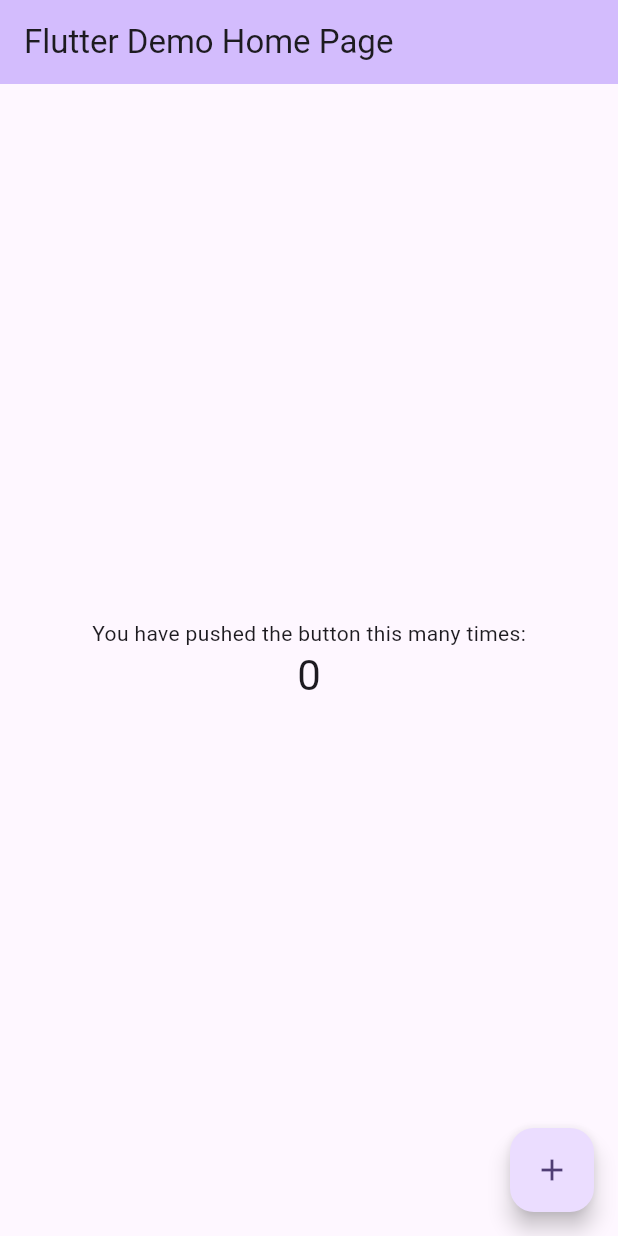
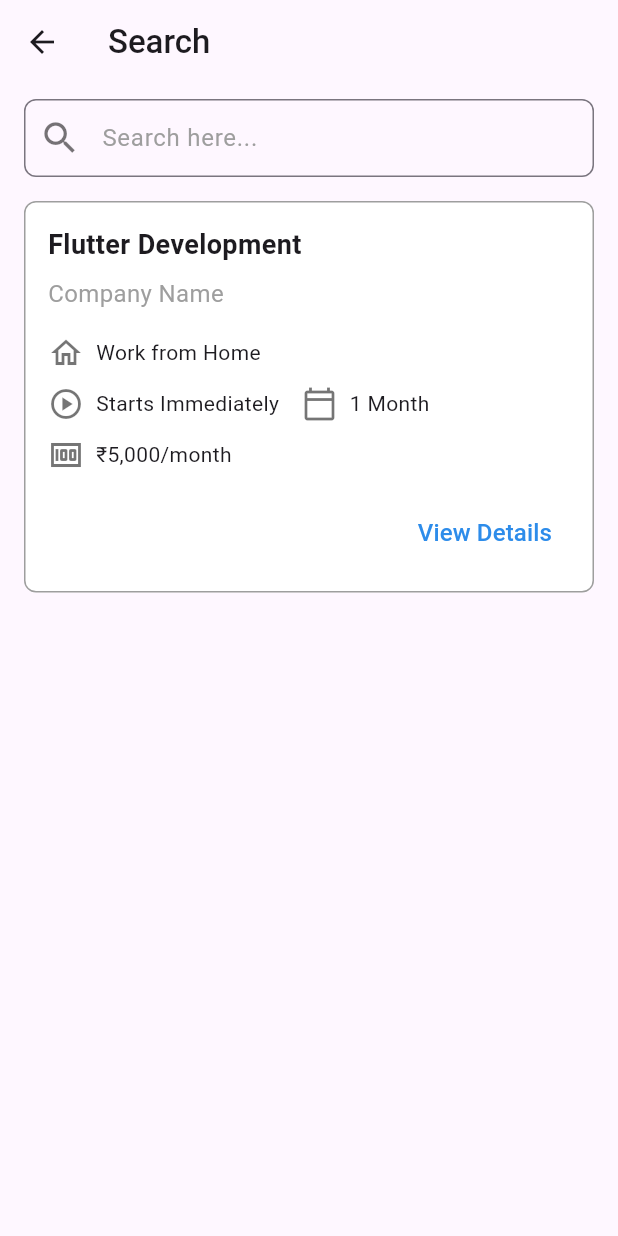
Before and after one commit to SrajalDixit/Internshala, a Flutter app: the screen it shows after launch, on a phone screen of 412 x 824 dp. Run offline on Flutter 3.47's test engine with Material 3 defaults, Android fonts, the phone set to English and light mode, and no system bars.

Commit message:
search page added!

```diff
--- a/lib/main.dart
+++ b/lib/main.dart
@@ -1,4 +1,5 @@
 import 'package:flutter/material.dart';
+import 'package:internshala/screens/splash_screen.dart';
 
 void main() {
   runApp(const MyApp());
@@ -12,90 +13,14 @@ class MyApp extends StatelessWidget {
   Widget build(BuildContext context) {
     return MaterialApp(
       title: 'Flutter Demo',
+      debugShowCheckedModeBanner: false,
       theme: ThemeData(
 
         colorScheme: ColorScheme.fromSeed(seedColor: Colors.deepPurple),
         useMaterial3: true,
+
       ),
-      home: const MyHomePage(title: 'Flutter Demo Home Page'),
+      home: const Splash(),
     );
   }
 }
-
-class MyHomePage extends StatefulWidget {
-  const MyHomePage({super.key, required this.title});
-  final String title;
-
-  @override
-  State<MyHomePage> createState() => _MyHomePageState();
-}
-
-class _MyHomePageState extends State<MyHomePage> {
-  int _counter = 0;
-
-  void _incrementCounter() {
-    setState(() {
-      // This call to setState tells the Flutter framework that something has
-      // changed in this State, which causes it to rerun the build method below
-      // so that the display can reflect the updated values. If we changed
-      // _counter without calling setState(), then the build method would not be
-      // called again, and so nothing would appear to happen.
-      _counter++;
-    });
-  }
-
-  @override
-  Widget build(BuildContext context) {
-    // This method is rerun every time setState is called, for instance as done
-    // by the _incrementCounter method above.
-    //
-    // The Flutter framework has been optimized to make rerunning build methods
-    // fast, so that you can just rebuild anything that needs updating rather
-    // than having to individually change instances of widgets.
-    return Scaffold(
-      appBar: AppBar(
-        // TRY THIS: Try changing the color here to a specific color (to
-        // Colors.amber, perhaps?) and trigger a hot reload to see the AppBar
-        // change color while the other colors stay the same.
-        backgroundColor: Theme.of(context).colorScheme.inversePrimary,
-        // Here we take the value from the MyHomePage object that was created by
-        // the App.build method, and use it to set our appbar title.
-        title: Text(widget.title),
-      ),
-      body: Center(
-        // Center is a layout widget. It takes a single child and positions it
-        // in the middle of the parent.
-        child: Column(
-          // Column is also a layout widget. It takes a list of children and
-          // arranges them vertically. By default, it sizes itself to fit its
-          // children horizontally, and tries to be as tall as its parent.
-          //
-          // Column has various properties to control how it sizes itself and
-          // how it positions its children. Here we use mainAxisAlignment to
-          // center the children vertically; the main axis here is the vertical
-          // axis because Columns are vertical (the cross axis would be
-          // horizontal).
-          //
-          // TRY THIS: Invoke "debug painting" (choose the "Toggle Debug Paint"
-          // action in the IDE, or press "p" in the console), to see the
-          // wireframe for each widget.
-          mainAxisAlignment: MainAxisAlignment.center,
-          children: <Widget>[
-            const Text(
-              'You have pushed the button this many times:',
-            ),
-            Text(
-              '$_counter',
-              style: Theme.of(context).textTheme.headlineMedium,
-            ),
-          ],
-        ),
-      ),
-      floatingActionButton: FloatingActionButton(
-        onPressed: _incrementCounter,
-        tooltip: 'Increment',
-        child: const Icon(Icons.add),
-      ), // This trailing comma makes auto-formatting nicer for build methods.
-    );
-  }
-}
--- /dev/null
+++ b/lib/screens/search_screen.dart
@@ -0,0 +1,39 @@
+import 'package:flutter/material.dart';
+import 'package:internshala/widgets/intern_card.dart';
+import 'package:internshala/widgets/search_bar.dart';
+
+class SearchScreen extends StatefulWidget {
+  const SearchScreen({super.key});
+
+  @override
+  State<SearchScreen> createState() => _SearchScreenState();
+}
+
+class _SearchScreenState extends State<SearchScreen> {
+  @override
+  Widget build(BuildContext context) {
+    return Scaffold(
+      appBar: AppBar(
+        leading: IconButton(
+          icon: Icon(Icons.arrow_back),
+          onPressed: () {
+            Navigator.of(context).pop(); // Navigate back to the previous screen
+          },
+        ),
+        title: Text(
+          'Search',
+          style: TextStyle(fontWeight: FontWeight.w500),
+        ),
+      ),
+      body: Column(
+        children: [
+          SizedBox(
+            height: 10,
+          ),
+          searchBar(),
+          InternCard()
+        ],
+      ),
+    );
+  }
+}
--- /dev/null
+++ b/lib/screens/splash_screen.dart
@@ -0,0 +1,66 @@
+import 'package:flutter/material.dart';
+import 'package:internshala/screens/search_screen.dart';
+
+class Splash extends StatefulWidget {
+  const Splash({Key? key}) : super(key: key);
+
+  @override
+  State<Splash> createState() => _SplashState();
+}
+
+class _SplashState extends State<Splash> with SingleTickerProviderStateMixin {
+  late AnimationController _animationController;
+  late Animation<double> _scaleAnimation;
+
+  @override
+  void initState() {
+    super.initState();
+
+    _animationController = AnimationController(
+      duration: const Duration(seconds: 2),
+      vsync: this,
+    )..repeat(reverse: true);
+
+    _scaleAnimation = Tween<double>(begin: 0.65, end: 0.85).animate(
+      CurvedAnimation(
+        parent: _animationController,
+        curve: Curves.easeInOut,
+      ),
+    );
+
+    Future.delayed(const Duration(milliseconds: 2500), () {
+      NavigateToHome(context);
+    });
+  }
+
+  @override
+  void dispose() {
+    _animationController.dispose();
+    super.dispose();
+  }
+
+  void NavigateToHome(BuildContext context) {
+    Navigator.of(context).pushReplacement(
+      MaterialPageRoute(builder: (context) => const SearchScreen()),
+    );
+  }
+
+  @override
+  Widget build(BuildContext context) {
+    return Scaffold(
+      backgroundColor: Colors.white,
+      body: Center(
+        child: AnimatedBuilder(
+          animation: _scaleAnimation,
+          builder: (context, child) {
+            return Transform.scale(
+              scale: _scaleAnimation.value,
+              child: child,
+            );
+          },
+          child: Image.asset('assets/IS_logo.png'),
+        ),
+      ),
+    );
+  }
+}
--- /dev/null
+++ b/lib/util/constants.dart
@@ -0,0 +1,3 @@
+import 'package:flutter/material.dart';
+
+Color mainColor = Color.fromARGB(255, 45, 140, 234);
--- /dev/null
+++ b/lib/widgets/intern_card.dart
@@ -0,0 +1,105 @@
+import 'package:flutter/material.dart';
+import 'package:internshala/util/constants.dart';
+
+class InternCard extends StatelessWidget {
+  const InternCard({super.key});
+
+  @override
+  Widget build(BuildContext context) {
+    return Card(
+      color: Colors.white, // Set card color to white
+      elevation: 0.0, // Remove shadow
+      shape: RoundedRectangleBorder(
+        borderRadius: BorderRadius.circular(8.0),
+        side: BorderSide(
+            color: Colors.grey, width: 1.0), // Grey border color and width
+      ),
+      margin: const EdgeInsets.all(16.0),
+      child: Padding(
+        padding: const EdgeInsets.all(16.0),
+        child: Column(
+          crossAxisAlignment: CrossAxisAlignment.start,
+          children: [
+            Text(
+              'Flutter Development',
+              style: TextStyle(
+                fontSize: 18.0,
+                fontWeight: FontWeight.bold,
+              ),
+            ),
+            SizedBox(height: 8.0),
+            Text(
+              'Company Name',
+              style: TextStyle(
+                color: Colors.grey,
+                fontSize: 16.0,
+              ),
+            ),
+            SizedBox(height: 16.0),
+            Row(
+              children: [
+                Icon(
+                  Icons.home_outlined,
+                  color: Colors.black54,
+                ),
+                SizedBox(width: 8.0),
+                Text('Work from Home'),
+              ],
+            ),
+            SizedBox(height: 10.0),
+            Row(
+              children: [
+                Icon(
+                  Icons.play_circle_outlined,
+                  color: Colors.black54,
+                ),
+                SizedBox(width: 8.0),
+                Text('Starts Immediately'),
+                SizedBox(width: 15.0),
+                Icon(
+                  Icons.calendar_today_outlined,
+                  color: Colors.black54,
+                ),
+                SizedBox(width: 8.0),
+                Text('1 Month'),
+              ],
+            ),
+            SizedBox(height: 10.0),
+            Row(
+              children: [
+                Icon(
+                  Icons.money,
+                  color: Colors.black54,
+                ),
+                SizedBox(width: 8.0),
+                Text('₹5,000/month'),
+              ],
+            ),
+            SizedBox(height: 16.0), // Space before the button
+            Align(
+              alignment: Alignment.bottomRight,
+              child: TextButton(
+                onPressed: () {
+                  ScaffoldMessenger.of(context).showSnackBar(
+                    SnackBar(
+                      content: Text('Feature yet to be implemented'),
+                      duration: Duration(seconds: 2),
+                    ),
+                  );
+                },
+                child: Text(
+                  'View Details',
+                  style: TextStyle(
+                    color: mainColor, // Blue color for the text
+                    fontSize: 16,
+                    fontWeight: FontWeight.w500,
+                  ),
+                ),
+              ),
+            ),
+          ],
+        ),
+      ),
+    );
+  }
+}
--- /dev/null
+++ b/lib/widgets/search_bar.dart
@@ -0,0 +1,40 @@
+import 'package:flutter/material.dart';
+import 'package:internshala/util/constants.dart';
+
+class searchBar extends StatelessWidget {
+  const searchBar({super.key});
+
+  @override
+  Widget build(BuildContext context) {
+    return Container(
+      padding: const EdgeInsets.symmetric(horizontal: 16.0),
+      child: TextField(
+        cursorColor:
+            mainColor, // Neon blue cursor color
+        decoration: InputDecoration(
+          border: OutlineInputBorder(
+            borderRadius: BorderRadius.circular(8.0),
+            borderSide: BorderSide(color: Colors.grey), // Grey border color
+          ),
+          focusedBorder: OutlineInputBorder(
+            borderRadius: BorderRadius.circular(8.0),
+            borderSide: BorderSide(
+                color: mainColor), // Neon blue border color
+          ),
+          prefixIcon: Icon(
+            Icons.search,
+            color: Colors.black54,
+            size: 28.0, // Size of the search icon
+          ),
+          hintText: 'Search here...',
+          hintStyle: TextStyle(
+            color: Colors.grey,
+            fontWeight: FontWeight.w400,
+          ), // Grey color for hint text
+          contentPadding:
+              const EdgeInsets.symmetric(vertical: 14.0), // Adjust height
+        ),
+      ),
+    );
+  }
+}
```
Also changed, not shown: pubspec.yaml (+3 -68 lines), pubspec.lock.
